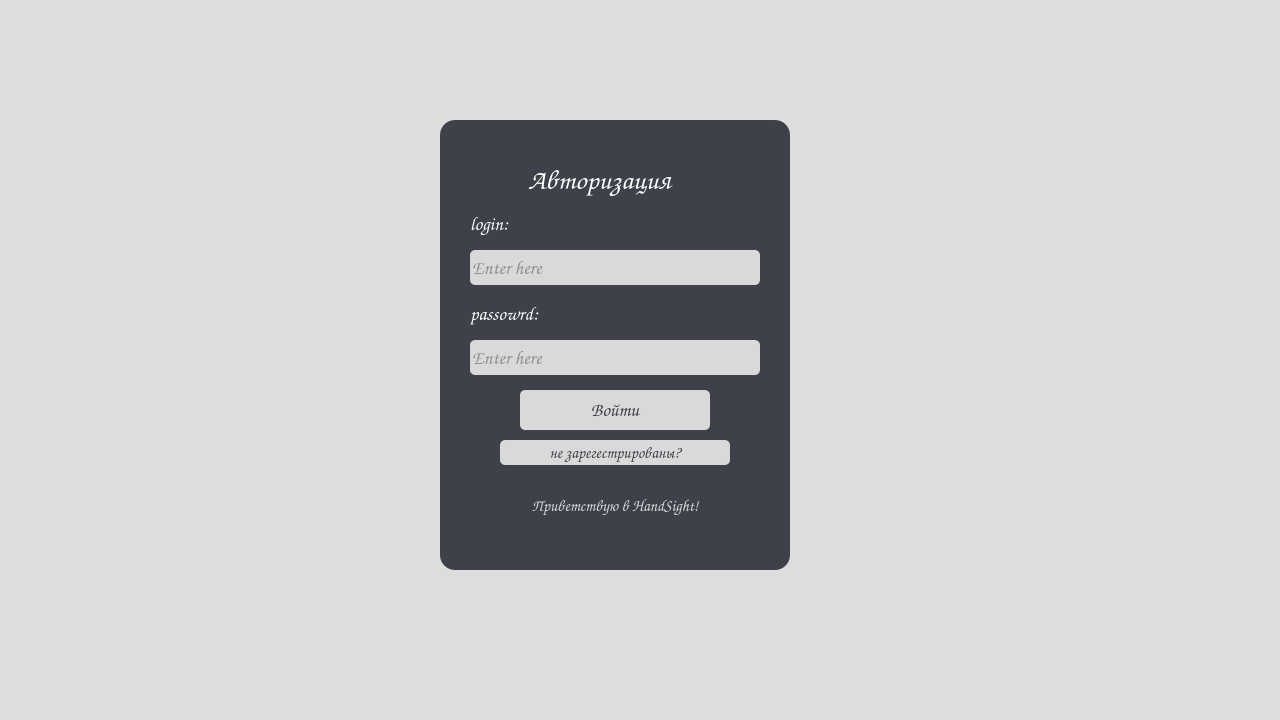
This is src/qt_designer_files/login_widget.ui in vergilhimself/HandSight as Qt 5 draws it before an edit. The edited form follows.
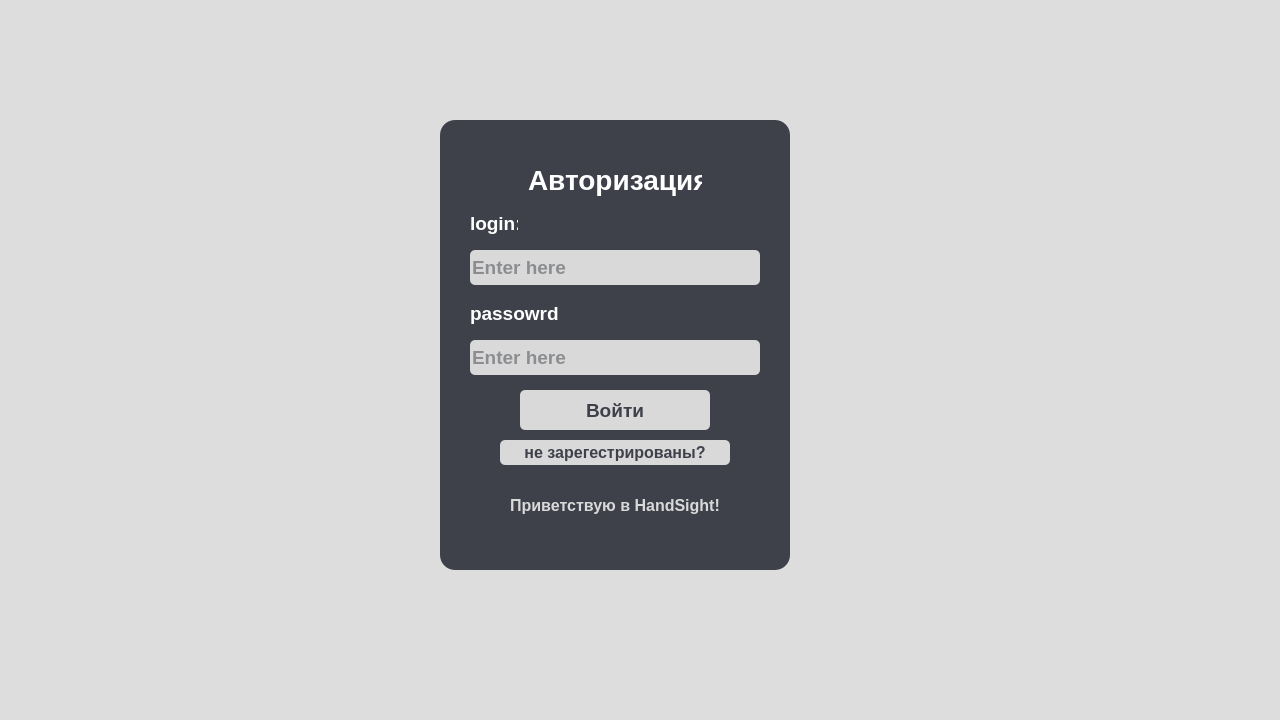
This is the edited form.

Commit message: Небольшие доработки интерфейса (шрифт)

Patch:
```diff
--- a/src/qt_designer_files/login_widget.ui
+++ b/src/qt_designer_files/login_widget.ui
@@ -57,7 +57,7 @@
                 </property>
                 <property name="font">
                     <font>
-                        <family>Comic Sans MS</family>
+      <family>Arial</family>
                         <pointsize>12</pointsize>
                         <weight>75</weight>
                         <bold>true</bold>
@@ -87,7 +87,7 @@
                 </property>
                 <property name="font">
                     <font>
-                        <family>Comic Sans MS</family>
+      <family>Arial</family>
                         <pointsize>14</pointsize>
                         <weight>75</weight>
                         <bold>true</bold>
@@ -111,7 +111,7 @@
                 </property>
                 <property name="font">
                     <font>
-                        <family>Comic Sans MS</family>
+      <family>Arial</family>
                         <pointsize>14</pointsize>
                         <weight>75</weight>
                         <bold>true</bold>
@@ -135,7 +135,7 @@
                 </property>
                 <property name="font">
                     <font>
-                        <family>Comic Sans MS</family>
+      <family>Arial</family>
                         <pointsize>14</pointsize>
                         <weight>75</weight>
                         <bold>true</bold>
@@ -162,7 +162,7 @@
                 </property>
                 <property name="font">
                     <font>
-                        <family>Comic Sans MS</family>
+      <family>Arial</family>
                         <pointsize>21</pointsize>
                         <weight>75</weight>
                         <bold>true</bold>
@@ -186,7 +186,7 @@
                 </property>
                 <property name="font">
                     <font>
-                        <family>Comic Sans MS</family>
+      <family>Arial</family>
                         <pointsize>14</pointsize>
                         <weight>75</weight>
                         <bold>true</bold>
@@ -214,7 +214,7 @@
                 </property>
                 <property name="font">
                     <font>
-                        <family>Comic Sans MS</family>
+      <family>Arial</family>
                         <pointsize>12</pointsize>
                         <weight>75</weight>
                         <bold>true</bold>
@@ -241,7 +241,7 @@
                 </property>
                 <property name="font">
                     <font>
-                        <family>Comic Sans MS</family>
+      <family>Arial</family>
                         <pointsize>14</pointsize>
                         <weight>75</weight>
                         <bold>true</bold>
```
Lines whose indentation alone changed are shown as unchanged. The commit also changes 5 other files.
